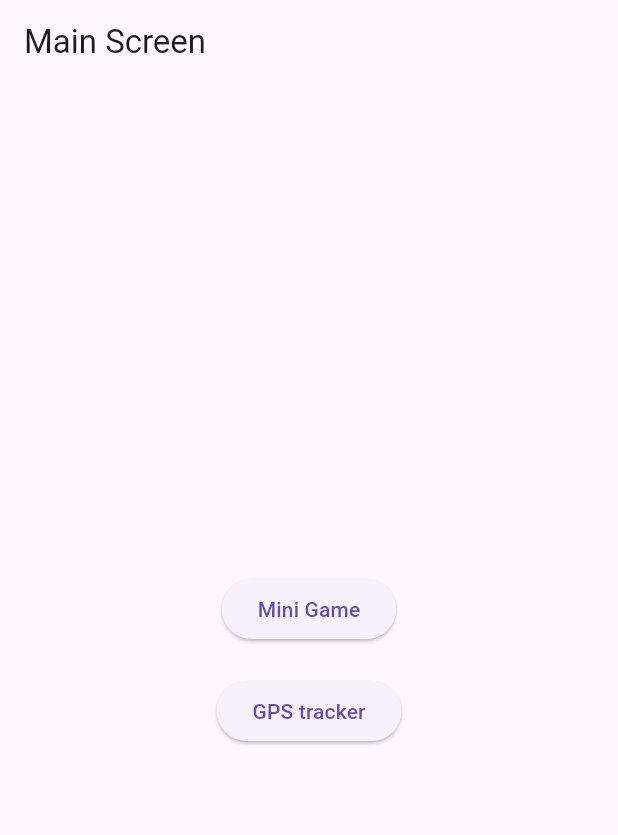
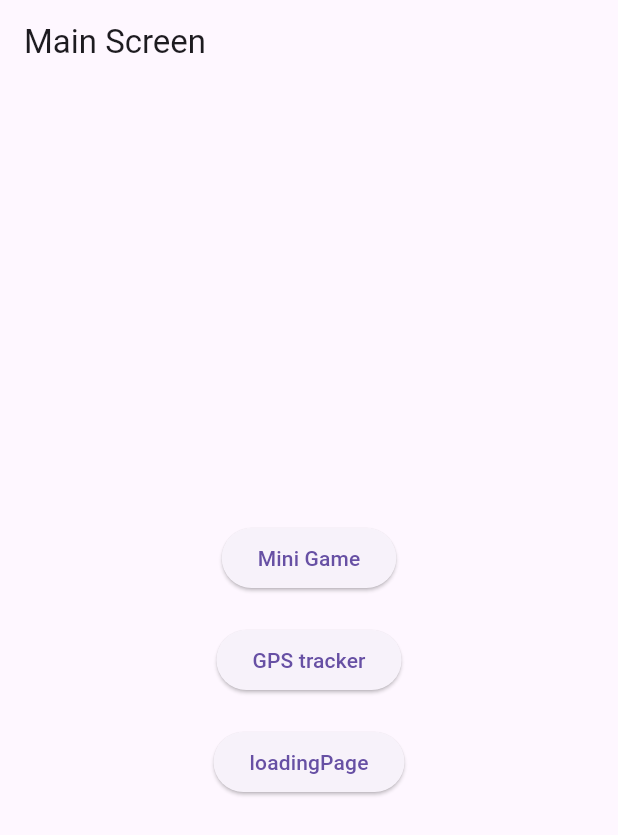
Before and after one commit to marmot8080/Soom-Charm, a Flutter app: the screen it shows after launch, on a phone screen of 412 x 824 dp. Shown: the top 835 px of the screen. Run offline on Flutter 3.47's test engine with Material 3 defaults, Android fonts, the phone set to English and light mode, and no system bars; our stand-ins replace geolocator; missing offline and left inert: fftea, flame, record.

Commit message:
Add loadingPage.dart

```diff
--- /dev/null
+++ b/lib/screens/loadingPage.dart
@@ -0,0 +1,24 @@
+import 'package:flutter/material.dart';
+
+void main() {
+  runApp(SoomCharmApp());
+}
+
+class SoomCharmApp extends StatelessWidget {
+  @override
+  Widget build(BuildContext context) {
+    return MaterialApp(
+      debugShowCheckedModeBanner: false,
+      home: loadingPage(),
+    );
+  }
+}
+
+class loadingPage extends StatelessWidget {
+  @override
+  Widget build(BuildContext context) {
+    return Scaffold(
+
+    );
+  }
+}
--- a/lib/screens/main_screen.dart
+++ b/lib/screens/main_screen.dart
@@ -1,6 +1,8 @@
 import 'package:flutter/material.dart';
 import 'package:soom_charm/screens/mini_game/mini_game_screen_test.dart';
 import 'package:soom_charm/screens/GPS_tracker_screen.dart';
+
+import 'loadingPage.dart';
 
 class MainScreen extends StatelessWidget {
   @override
@@ -31,6 +33,16 @@ class MainScreen extends StatelessWidget {
                 );
               },
               child: Text('GPS tracker'),
+            ),    SizedBox(height: 20), // 버튼 간 간격 조정
+            ElevatedButton(
+              // MainPage에서 버튼 클릭 시 페이지 이동
+              onPressed: () {
+                Navigator.push(
+                  context,
+                  MaterialPageRoute(builder: (context) => loadingPage()), // MainPageSecond로 이동
+                );
+              },
+              child: Text('loadingPage'),
             ),
           ],
         ),
```
